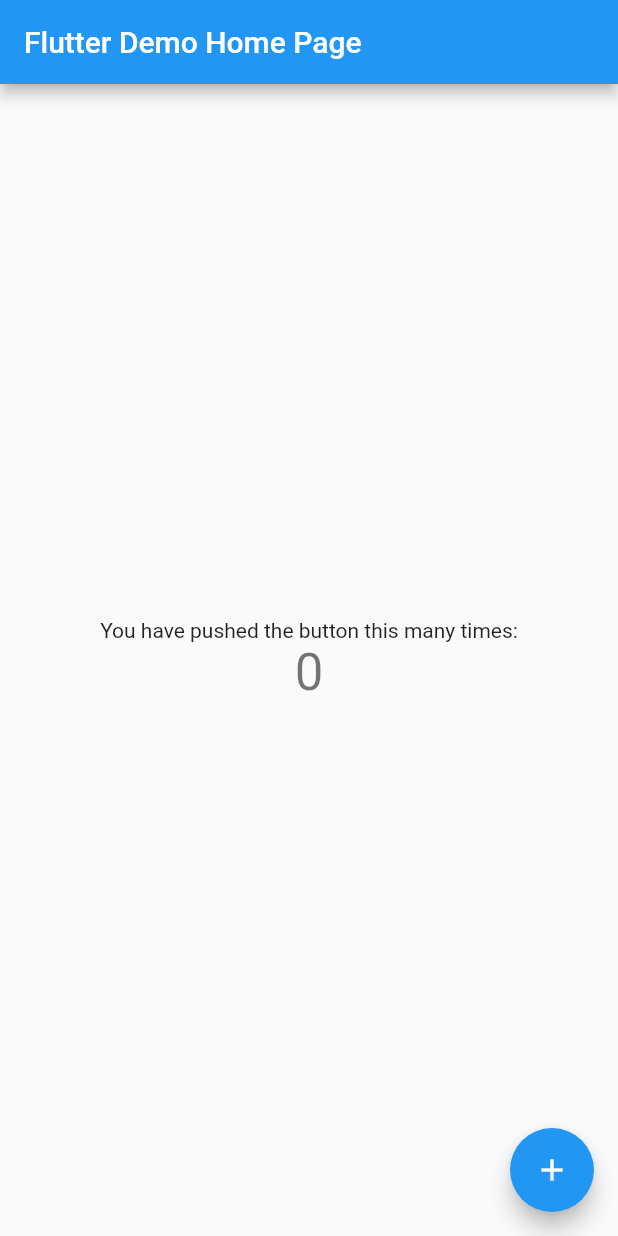
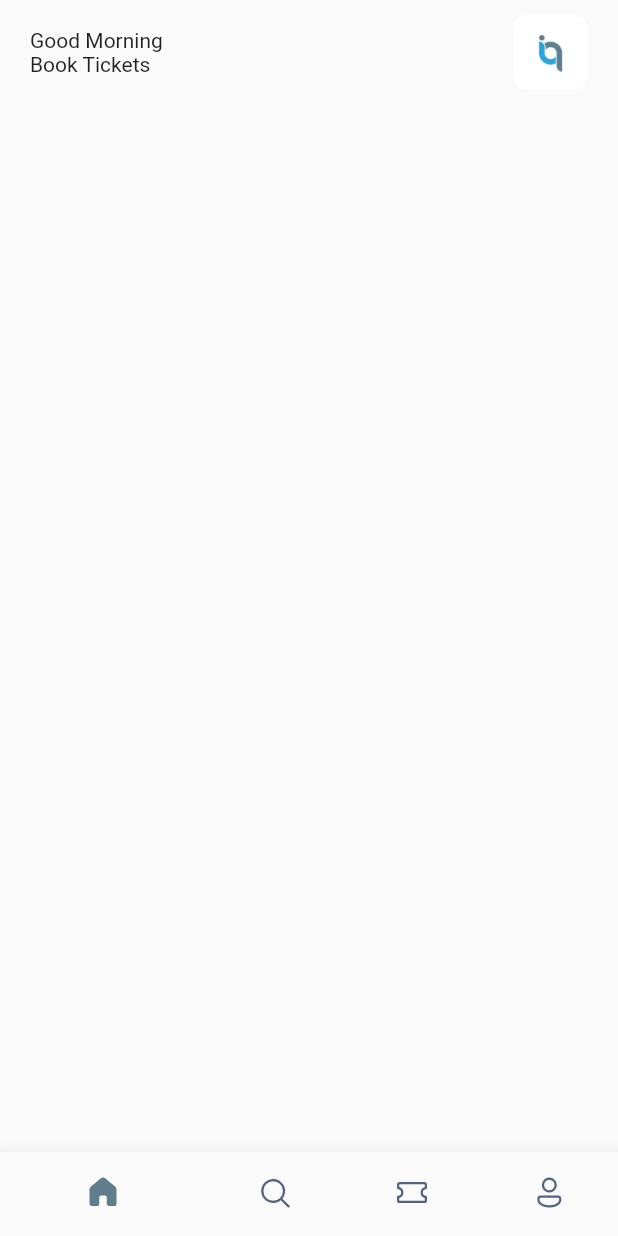
Before and after one commit to Isaac-onah/ticket-app, a Flutter app: the screen it shows after launch, on a phone screen of 412 x 824 dp. Run offline on Flutter 3.47's test engine with Material 2 defaults, Android fonts, the phone set to English and light mode, and no system bars; our stand-ins replace fluentui_icons.

Commit message:
home screen

```diff
--- a/lib/main.dart
+++ b/lib/main.dart
@@ -1,4 +1,5 @@
 import 'package:flutter/material.dart';
+import 'package:ticket/screens/bottom_bar.dart';
 
 void main() {
   runApp(const MyApp());
@@ -15,57 +16,7 @@ class MyApp extends StatelessWidget {
       theme: ThemeData(
         primarySwatch: Colors.blue,
       ),
-      home: const MyHomePage(title: 'Flutter Demo Home Page'),
+      home: const BottomBar(),
     );
   }
 }
-
-class MyHomePage extends StatefulWidget {
-  const MyHomePage({super.key, required this.title});
-  final String title;
-
-  @override
-  State<MyHomePage> createState() => _MyHomePageState();
-}
-
-class _MyHomePageState extends State<MyHomePage> {
-  int _counter = 0;
-
-  void _incrementCounter() {
-    setState(() {
-      _counter++;
-    });
-  }
-
-  @override
-  Widget build(BuildContext context) {
-
-    return Scaffold(
-      appBar: AppBar(
-
-        title: Text(widget.title),
-      ),
-      body: Center(
-
-        child: Column(
-
-          mainAxisAlignment: MainAxisAlignment.center,
-          children: <Widget>[
-            const Text(
-              'You have pushed the button this many times:',
-            ),
-            Text(
-              '$_counter',
-              style: Theme.of(context).textTheme.headline4,
-            ),
-          ],
-        ),
-      ),
-      floatingActionButton: FloatingActionButton(
-        onPressed: _incrementCounter,
-        tooltip: 'Increment',
-        child: const Icon(Icons.add),
-      ), // This trailing comma makes auto-formatting nicer for build methods.
-    );
-  }
-}
--- /dev/null
+++ b/lib/screens/bottom_bar.dart
@@ -0,0 +1,55 @@
+import 'package:fluentui_icons/fluentui_icons.dart';
+import 'package:flutter/material.dart';
+import 'package:ticket/screens/home_screen.dart';
+
+class BottomBar extends StatefulWidget {
+  const BottomBar({Key? key}) : super(key: key);
+
+  @override
+  State<BottomBar> createState() => _BottomBarState();
+}
+
+class _BottomBarState extends State<BottomBar> {
+
+  int _selectedIndex = 0;
+
+  static final List<Widget> _widgetOptions =<Widget>[
+    const HomeScreen(),
+    const Text('Search'),
+    const Text('Ticket'),
+    const Text('Profile'),
+  ];
+
+  void _onItemTapped(int index){
+    setState(() {
+      _selectedIndex = index;
+    });
+
+  }
+
+
+  @override
+  Widget build(BuildContext context) {
+
+    return Scaffold(
+      body: Center(
+        child: _widgetOptions[_selectedIndex]
+      ),
+      bottomNavigationBar: BottomNavigationBar(
+        currentIndex: _selectedIndex,
+        onTap: _onItemTapped,
+        elevation: 10,
+        showSelectedLabels: false,
+        showUnselectedLabels: false,
+        selectedItemColor: Colors.blueGrey,
+        unselectedItemColor: const Color(0xFF526480),
+        items: const[
+          BottomNavigationBarItem(icon: Icon(FluentSystemIcons.ic_fluent_home_regular), activeIcon:Icon(FluentSystemIcons.ic_fluent_home_filled) ,label: "Home"),
+          BottomNavigationBarItem(icon: Icon(FluentSystemIcons.ic_fluent_search_regular), activeIcon:Icon(FluentSystemIcons.ic_fluent_search_filled) ,label: "Search"),
+          BottomNavigationBarItem(icon: Icon(FluentSystemIcons.ic_fluent_ticket_regular), activeIcon:Icon(FluentSystemIcons.ic_fluent_ticket_filled) ,label: "Ticket"),
+          BottomNavigationBarItem(icon: Icon(FluentSystemIcons.ic_fluent_person_regular), activeIcon:Icon(FluentSystemIcons.ic_fluent_person_filled) ,label: "Profile"),
+        ],
+      ),
+    );
+  }
+}
--- /dev/null
+++ b/lib/screens/home_screen.dart
@@ -0,0 +1,47 @@
+import 'package:flutter/material.dart';
+
+class HomeScreen extends StatefulWidget {
+  const HomeScreen({Key? key}) : super(key: key);
+
+  @override
+  State<HomeScreen> createState() => _HomeScreenState();
+}
+
+class _HomeScreenState extends State<HomeScreen> {
+  @override
+  Widget build(BuildContext context) {
+    return Scaffold(
+      body: ListView(
+        children: [
+          Container(
+            padding: EdgeInsets.symmetric(horizontal: 20, vertical: 10),
+            child: Column(
+              children: [
+                Row(
+                  mainAxisAlignment: MainAxisAlignment.spaceBetween,
+                  children: [
+                    Column(
+                      crossAxisAlignment: CrossAxisAlignment.start,
+                      children: [
+                        Text('Good Morning') ,
+                        Text('Book Tickets'),
+                      ],
+                    ) ,
+                    Container(
+                      height: 50,
+                      width: 50,
+                      decoration: BoxDecoration(
+                        borderRadius: BorderRadius.circular(10),
+                        image: const DecorationImage(fit: BoxFit.fitHeight , image: AssetImage("images/logo.jpg"))
+                      ),
+                    )
+                  ],
+                )
+              ],
+            ),
+          )
+        ],
+      ),
+    );
+  }
+}
--- a/pubspec.yaml
+++ b/pubspec.yaml
@@ -36,6 +36,7 @@ dependencies:
   # The following adds the Cupertino Icons font to your application.
   # Use with the CupertinoIcons class for iOS style icons.
   cupertino_icons: ^1.0.2
+  fluentui_icons: ^1.0.0
 
 dev_dependencies:
   flutter_test:
@@ -60,8 +61,8 @@ flutter:
   uses-material-design: true
 
   # To add assets to your application, add an assets section, like this:
-  # assets:
-  #   - images/a_dot_burr.jpeg
+  assets:
+    - images/
   #   - images/a_dot_ham.jpeg
 
   # An image asset can refer to one or more resolution-specific "variants", see
```
Also changed, not shown: images/logo.jpg (added), pubspec.lock.
